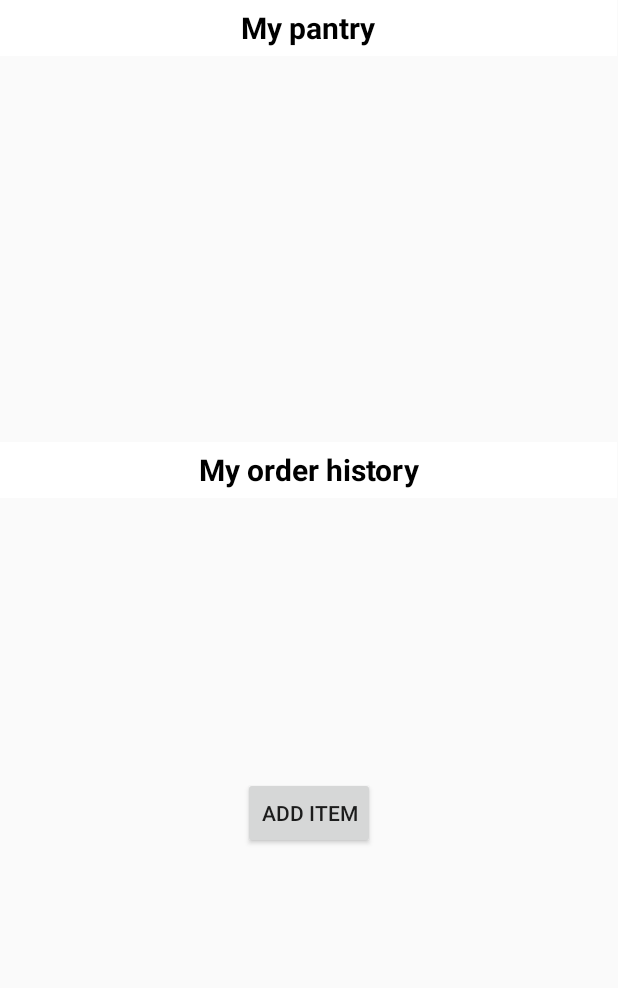
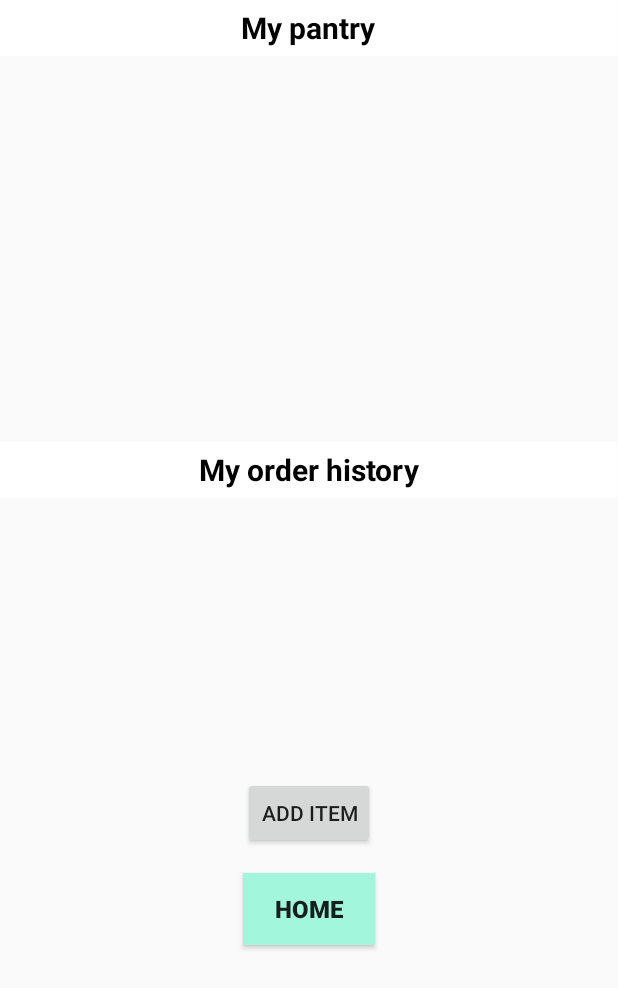
Before and after one commit to IoanaCM/IC-Hello-World, an Android app: the MyItemsActivity screen opened directly, with no data from a screen before it, on a phone screen of 412 x 824 dp. Shown: the top 988 px of the screen. Run offline under Robolectric (Android 15) with nearby library versions, the phone set to English and light mode, and no system bars; our stand-ins replace Firebase (no records; nobody signed in at launch, a user with empty details on screens opened directly).

Commit message:
home button on my items

```diff
--- a/app/src/main/res/layout/activity_myitems.xml
+++ b/app/src/main/res/layout/activity_myitems.xml
@@ -83,6 +83,21 @@
             android:text="@string/add_item"
             app:layout_constraintStart_toEndOf="@id/order_history_list"
             tools:layout_editor_absoluteY="16dp" />
+
+        <Button
+            android:id="@+id/returnHome"
+            android:layout_width="wrap_content"
+            android:layout_height="wrap_content"
+            android:layout_marginTop="16dp"
+            android:background="#A1F6DC"
+            android:text="Home"
+            android:textSize="16sp"
+            android:textStyle="bold"
+            app:layout_constraintEnd_toEndOf="parent"
+            app:layout_constraintHorizontal_bias="0.498"
+            app:layout_constraintStart_toStartOf="parent"
+            app:layout_constraintTop_toBottomOf="@+id/foodPrice" />
+
     </LinearLayout>
     <!--    </ScrollView>-->
 
```
